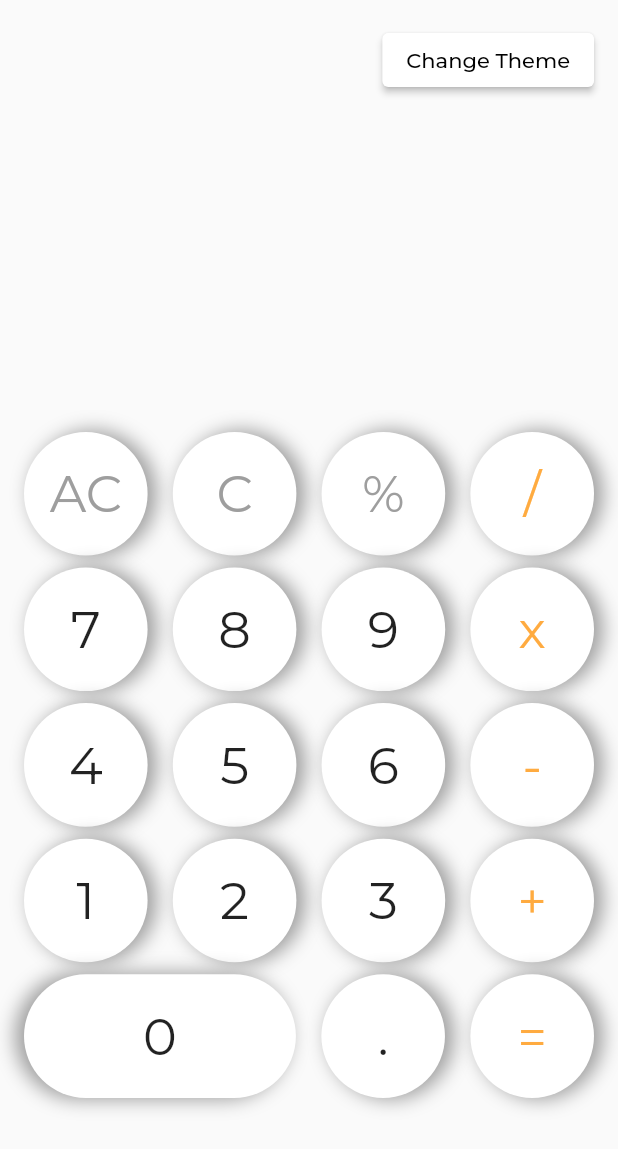
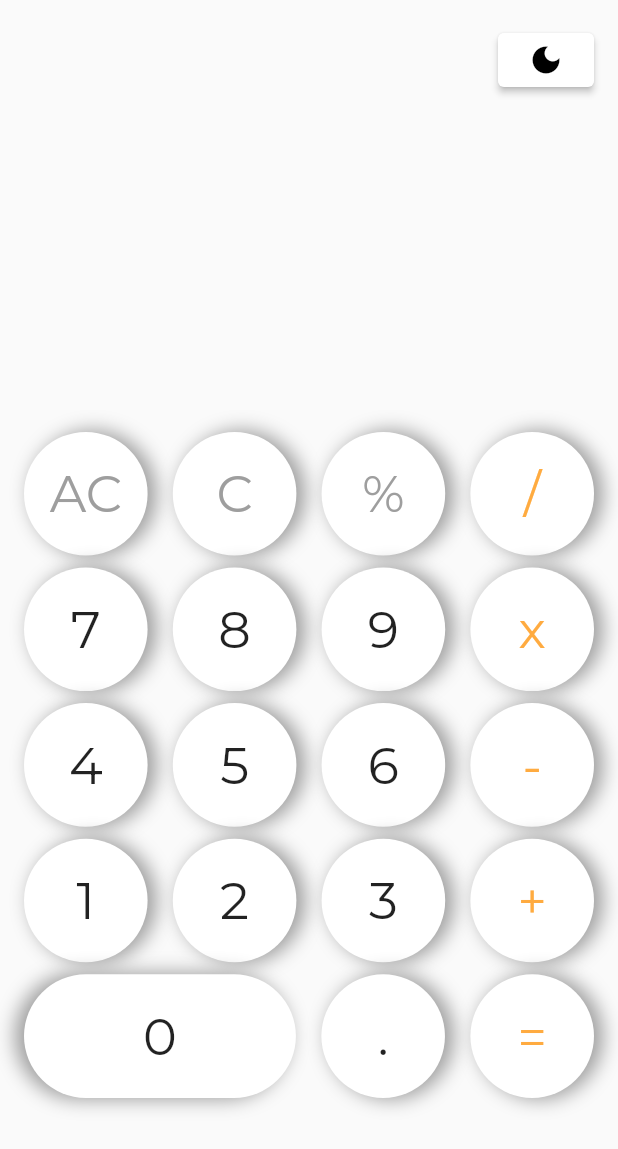
Before and after one commit to Coffiie/calculator_app, a Flutter app: the screen it shows after launch, on a phone screen of 412 x 824 dp. Shown: the top 1149 px of the screen. Run offline on Flutter 3.47's test engine with Material 2 defaults, Android fonts, the phone set to English and light mode, and no system bars; drawn by our look-alikes of auto_size_text; our stand-ins replace google_fonts, shared_preferences.

Commit message:
updated icon for theme switching

```diff
--- a/lib/views/calculator_view.dart
+++ b/lib/views/calculator_view.dart
@@ -249,11 +249,17 @@ class CalculatorView extends StatelessWidget {
               )),
             ],
           ),
-          Positioned(
+          Consumer<ThemeProvider>(
+            builder: (context, themeProvider, _) {
+              return Positioned(
                   right: 16,
                   top: 16,
                   child: ElevatedButton(
-                child: const Text('Change Theme'),
+                    child: themeProvider.themeMode == ThemeMode.system
+                        ? const Icon(Icons.dark_mode)
+                        : themeProvider.themeMode == ThemeMode.dark
+                            ? const Icon(Icons.light_mode)
+                            : const Icon(Icons.dark_mode),
                     onPressed: () {
                       if (themeProvider.themeMode == ThemeMode.system) {
                         themeProvider.themeMode = ThemeMode.dark;
@@ -263,7 +269,9 @@ class CalculatorView extends StatelessWidget {
                         themeProvider.themeMode = ThemeMode.dark;
                       }
                     },
-              )),
+                  ));
+            }
+          ),
         ],
       ),
     ));
```
Lines whose indentation alone changed are shown as unchanged.
